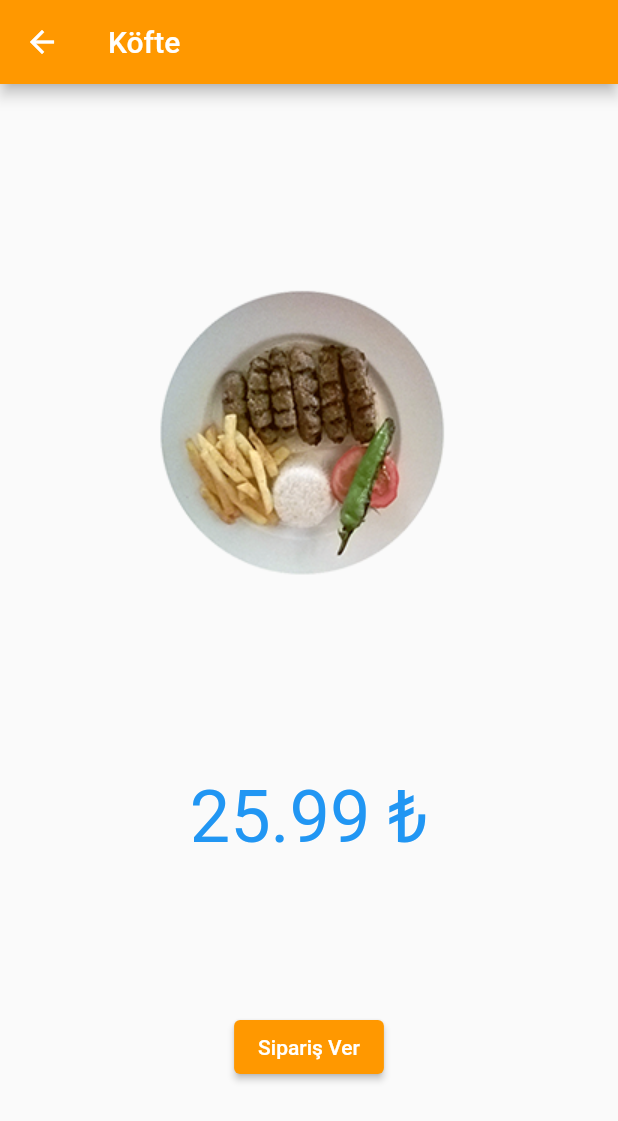
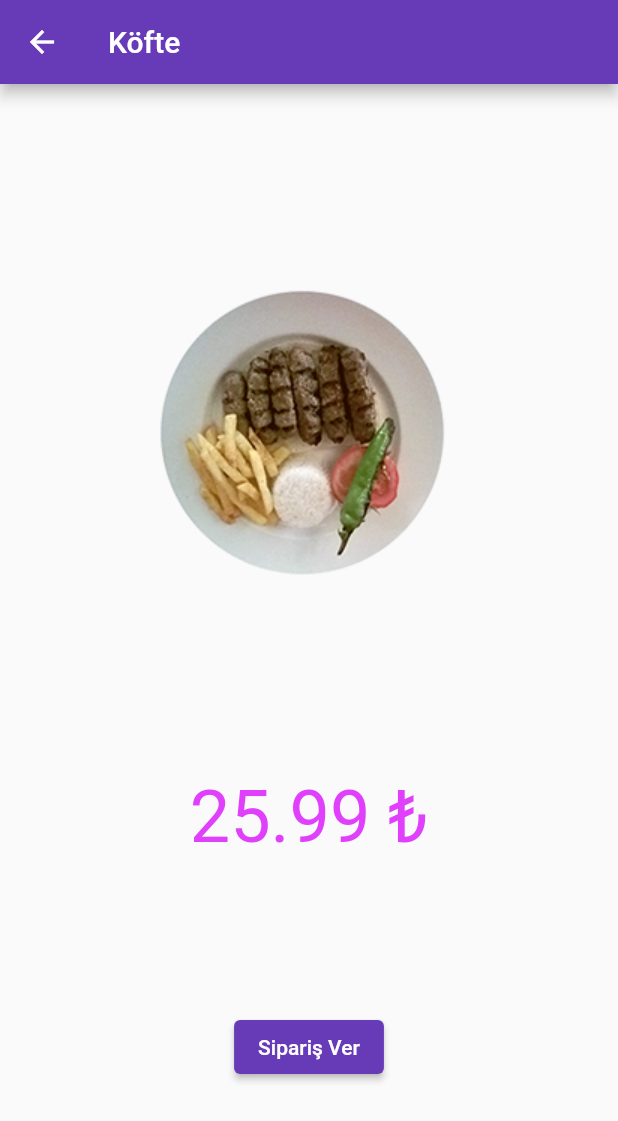
Before and after one commit to Ltfyysr/list_view_meals, a Flutter app: the screen it shows after launch, after a tap on "Köfte", on a phone screen of 412 x 824 dp. Shown: the top 1121 px of the screen. Run offline on Flutter 3.47's test engine with Material 2 defaults, Android fonts, the phone set to English and light mode, and no system bars.

```diff
--- a/lib/anasayfa.dart
+++ b/lib/anasayfa.dart
@@ -59,7 +59,7 @@ class _AnasayfaState extends State<Anasayfa> {
     return Scaffold(
       appBar: AppBar(
         title: const Text("Yemekler"),
-        backgroundColor: Colors.orange,
+        backgroundColor: Colors.deepPurple,
       ),
       body: FutureBuilder<List<Yemekler>>(
         future: yemekleriGetir(),
@@ -88,7 +88,7 @@ class _AnasayfaState extends State<Anasayfa> {
                           SizedBox(
                             height: 50,
                           ),
-                          Text("${yemek.yemekFiyat} ₺",style: TextStyle(fontSize: 20,color: Colors.blue),)
+                          Text("${yemek.yemekFiyat} ₺",style: TextStyle(fontSize: 20,color: Colors.purpleAccent),)
                         ],
                       ),
                     Spacer(),
--- a/lib/yemek_detay_sayfa.dart
+++ b/lib/yemek_detay_sayfa.dart
@@ -17,17 +17,17 @@ class _YemekDetaySayfaState extends State<YemekDetaySayfa> {
     return Scaffold(
       appBar: AppBar(
         title: Text(y.yemekAdi),
-        backgroundColor: Colors.orange,
+        backgroundColor: Colors.deepPurple,
       ),
       body: Center(
         child: Column(
           mainAxisAlignment: MainAxisAlignment.spaceEvenly,
           children: [
             Image.asset("resimler/${y.yemekResimAdi}"),
-            Text("${y.yemekFiyat} ₺",style: TextStyle(color: Colors.blue,fontSize: 48),),
+            Text("${y.yemekFiyat} ₺",style: TextStyle(color: Colors.purpleAccent,fontSize: 48),),
             ElevatedButton(onPressed: (){
               print("${y.yemekAdi} sipariş verildi");
-            }, child: const Text("Sipariş Ver",style: TextStyle(color: Colors.white)),style: ElevatedButton.styleFrom(primary: Colors.orange),),
+            }, child: const Text("Sipariş Ver",style: TextStyle(color: Colors.white)),style: ElevatedButton.styleFrom(primary: Colors.deepPurple),),
           ],
         ),
       ),
```
